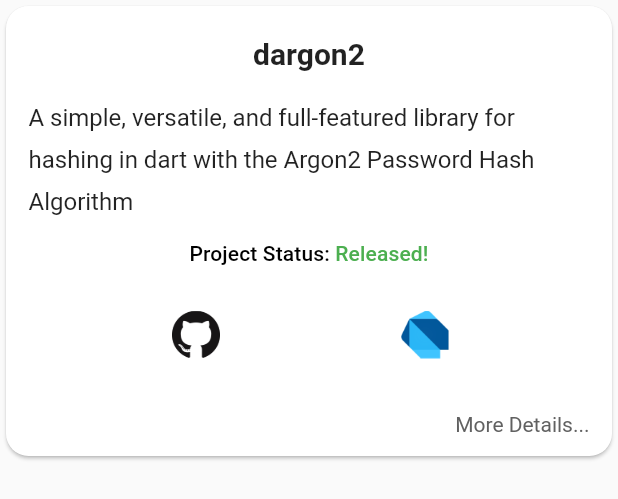
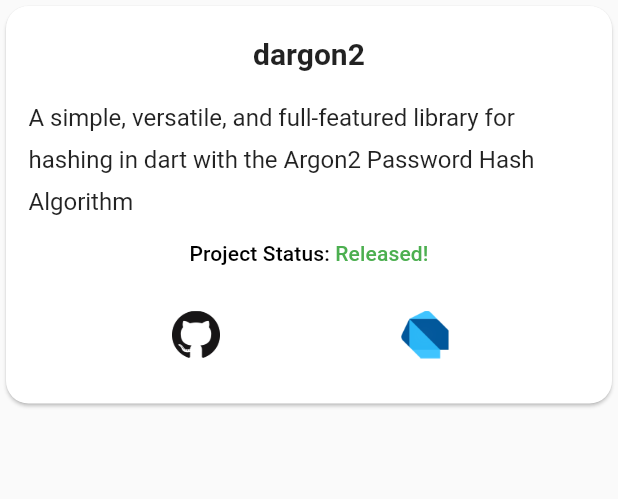
Before and after one commit to tmthecoder/portfolio, a Flutter app: the DeveloperProjectListItem widget shown alone on an empty page, opened directly, on a phone screen of 412 x 824 dp. Shown: the top 499 px of the screen. Run offline on Flutter 3.47's test engine with Material 2 defaults, Android fonts, the phone set to English and light mode, and no system bars; our stand-ins replace fluro, shared_preferences; missing offline and left inert: dart:html, dart:js; accounts and stored records are empty; statements that could not run were skipped.

Commit message:
Update for some ui changes, manky to have the more details not be broken
Signed-off-by: Tejas Mehta <tmthecoder@gmail.com>

```diff
--- a/lib/widgets/developer_project_list_item.dart
+++ b/lib/widgets/developer_project_list_item.dart
@@ -26,9 +26,9 @@ class DeveloperProjectListItem extends StatelessWidget {
         child: ClipRRect(
           borderRadius: BorderRadius.circular(15),
           child: InkWell(
-              onTap: () {
-                Navigator.pushNamed(context, "/project/$linkName");
-              },
+              // onTap: () {
+              //   Navigator.pushNamed(context, "/project/$linkName");
+              // },
               child: ProjectColumn(title: title, description: description, projectStatus: projectStatus, linkRow: linkRow,)
           ),
         ),
--- a/lib/widgets/project_column.dart
+++ b/lib/widgets/project_column.dart
@@ -35,13 +35,13 @@ class ProjectColumn extends StatelessWidget {
         Padding(padding: const EdgeInsets.all(10)),
         linkRow != null ? linkRow : Container(),
         linkRow != null ? Padding(padding: const EdgeInsets.all(10),) : Container(),
-        Align(
-            alignment: Alignment.centerRight,
-            child: Padding(
-              padding: const EdgeInsets.fromLTRB(0, 0, 15, 10),
-              child: Text("More Details...", textAlign: TextAlign.right, style: TextStyle(color: ThemeController.of(context).isDark ? Colors.grey[400] : Colors.grey[700], fontSize: 14),),
-            )
-        )
+        // Align(
+        //     alignment: Alignment.centerRight,
+        //     child: Padding(
+        //       padding: const EdgeInsets.fromLTRB(0, 0, 15, 10),
+        //       child: Text("More Details...", textAlign: TextAlign.right, style: TextStyle(color: ThemeController.of(context).isDark ? Colors.grey[400] : Colors.grey[700], fontSize: 14),),
+        //     )
+        // )
       ],
     );
   }
--- a/lib/widgets/user_project_list_item.dart
+++ b/lib/widgets/user_project_list_item.dart
@@ -28,9 +28,9 @@ class UserProjectListItem extends StatelessWidget {
         child: ClipRRect(
           borderRadius: BorderRadius.circular(15),
           child: InkWell(
-            onTap: () {
-              Navigator.pushReplacementNamed(context, "/project/$linkName");
-            },
+            // onTap: () {
+            //   Navigator.pushReplacementNamed(context, "/project/$linkName");
+            // },
             child: ProjectColumn(image: image, title: title, description: description, projectStatus: projectStatus,)
           ),
         ),
```
